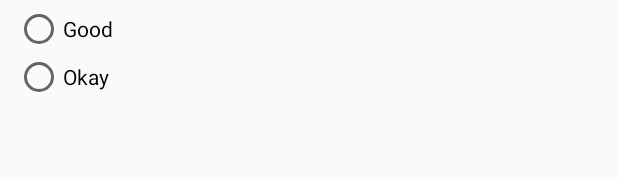
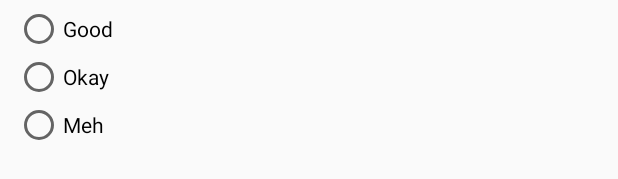
Before and after one commit to stewilondanga/LocalBusinessApp, an Android app: the layout fragment_mood_dialog.xml on its own in the app's theme, with its tools: preview values and no code run, on a phone screen of 412 x 824 dp. Shown: the part 207-386 px from the top of the screen. Run offline under Robolectric (Android 15) with nearby library versions, the phone set to English and light mode, and no system bars.

Commit message:
add app/src/res/layout/fragment_mood_dialog.xml

```diff
--- a/app/src/main/res/layout/fragment_mood_dialog.xml
+++ b/app/src/main/res/layout/fragment_mood_dialog.xml
@@ -48,6 +48,12 @@
                 android:layout_height="wrap_content"
                 android:id="@+id/radioButton3"
                 android:layout_weight="1"/>
+            <RadioButton
+                android:text="Meh"
+                android:layout_width="wrap_content"
+                android:layout_height="wrap_content"
+                android:id="@+id/radioButton4"
+                android:layout_weight="1"/>
         </RadioGroup>
     </LinearLayout>
 
```
